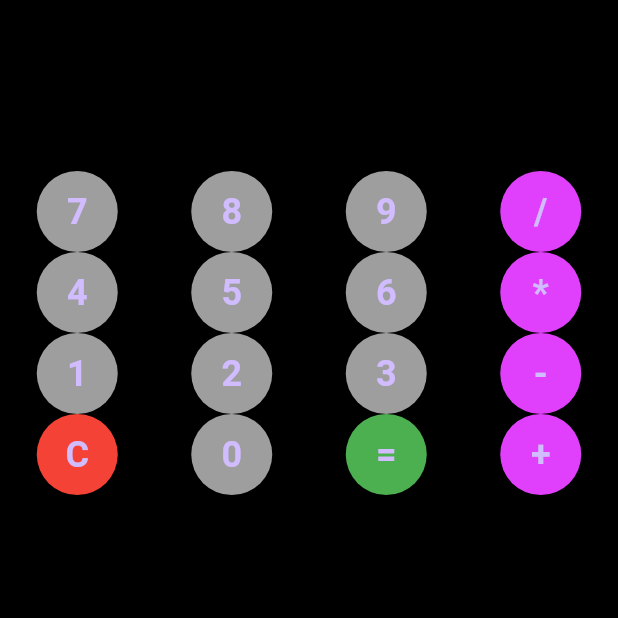
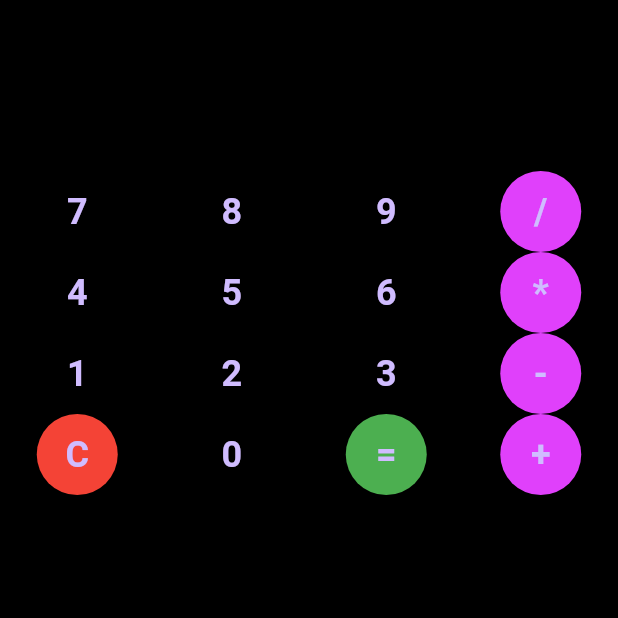
Before and after one commit to Bomanaabertilla/MycalculatorApp, a Flutter app: the screen it shows after launch, on a phone screen of 412 x 824 dp, the top half of it. Run offline on Flutter 3.47's test engine with Material 3 defaults, Android fonts, the phone set to English and light mode, and no system bars; our stand-ins replace math_expressions.

Commit message:
updated a color to transparent

```diff
--- a/lib/main.dart
+++ b/lib/main.dart
@@ -54,7 +54,7 @@ class _CalculatorScreenState extends State<CalculatorScreen> {
     });
   }
 
-  Widget buildButton(String text, {Color color = Colors.grey}) {
+  Widget buildButton(String text, {Color color = Colors.transparent}) {
     return Expanded(
       child: ElevatedButton(
         onPressed: () => handleButtonPress(text),
```
